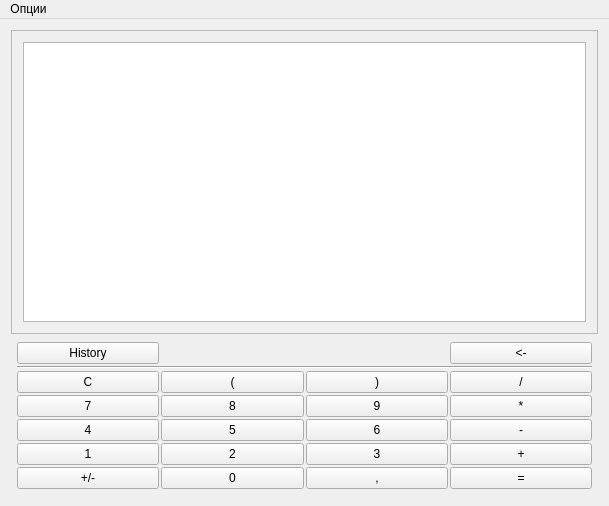
Before: the Qt Designer form Calculator/mainwindow.ui in tqqqqt/SimpleCalculator, drawn with Qt 5.
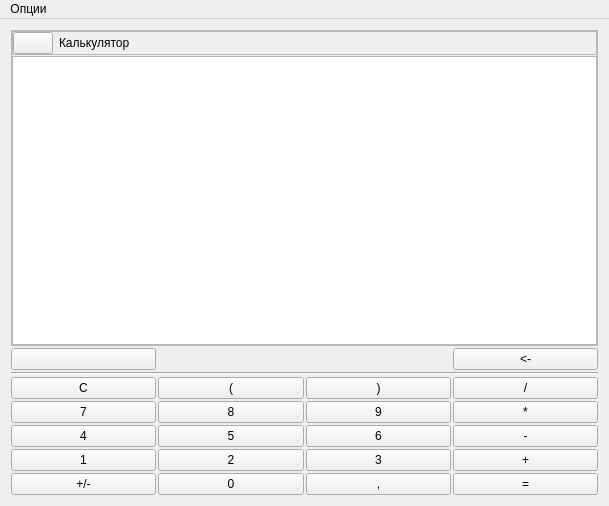
After: the same form once the commit is applied.

Commit message: added new buttons to change mode and set icon on buttons

```diff
--- a/Calculator/mainwindow.ui
+++ b/Calculator/mainwindow.ui
@@ -27,6 +27,67 @@
        <enum>QFrame::Raised</enum>
       </property>
       <layout class="QVBoxLayout" name="verticalLayout_2">
+       <property name="spacing">
+        <number>1</number>
+       </property>
+       <property name="sizeConstraint">
+        <enum>QLayout::SetDefaultConstraint</enum>
+       </property>
+       <property name="leftMargin">
+        <number>0</number>
+       </property>
+       <property name="topMargin">
+        <number>0</number>
+       </property>
+       <property name="rightMargin">
+        <number>0</number>
+       </property>
+       <property name="bottomMargin">
+        <number>0</number>
+       </property>
+       <item>
+        <widget class="QFrame" name="frame_3">
+         <property name="frameShape">
+          <enum>QFrame::StyledPanel</enum>
+         </property>
+         <property name="frameShadow">
+          <enum>QFrame::Raised</enum>
+         </property>
+         <layout class="QFormLayout" name="formLayout">
+          <property name="leftMargin">
+           <number>0</number>
+          </property>
+          <property name="topMargin">
+           <number>0</number>
+          </property>
+          <property name="rightMargin">
+           <number>0</number>
+          </property>
+          <property name="bottomMargin">
+           <number>0</number>
+          </property>
+          <item row="0" column="0">
+           <widget class="QPushButton" name="pushButton_mode">
+            <property name="text">
+             <string/>
+            </property>
+           </widget>
+          </item>
+          <item row="0" column="1">
+           <widget class="QLabel" name="label_mode">
+            <property name="font">
+             <font>
+              <pointsize>9</pointsize>
+             </font>
+            </property>
+            <property name="text">
+             <string>Калькулятор</string>
+            </property>
+           </widget>
+          </item>
+         </layout>
+        </widget>
+       </item>
        <item>
         <widget class="QTextEdit" name="label">
          <property name="font">
@@ -58,16 +119,16 @@
         <enum>QLayout::SetMaximumSize</enum>
        </property>
        <property name="leftMargin">
-        <number>6</number>
+        <number>0</number>
        </property>
        <property name="topMargin">
-        <number>6</number>
+        <number>0</number>
        </property>
        <property name="rightMargin">
-        <number>6</number>
+        <number>0</number>
        </property>
        <property name="bottomMargin">
-        <number>6</number>
+        <number>0</number>
        </property>
        <property name="spacing">
         <number>2</number>
@@ -303,7 +364,7 @@
           </font>
          </property>
          <property name="text">
-          <string>History</string>
+          <string/>
          </property>
          <property name="autoRepeatDelay">
           <number>50</number>
```
Left out of the diff: 15 changed lines with no effect on the pictures.
